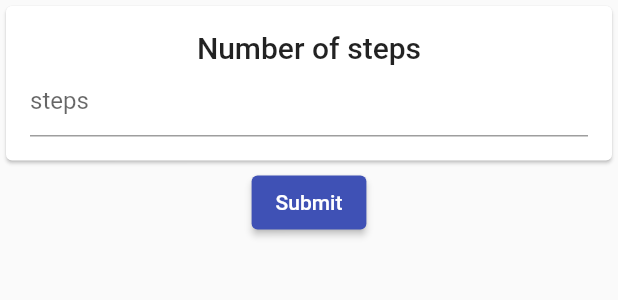
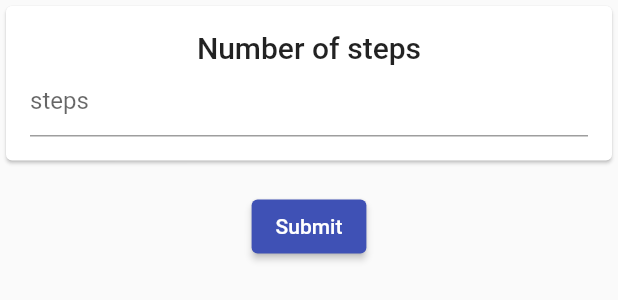
Before and after one commit to metralab/metralab-app, a Flutter app: the DeflectionForm widget shown alone on an empty page, opened directly with empty values, on a phone screen of 412 x 824 dp. Shown: the top 300 px of the screen. Run offline on Flutter 3.47's test engine with Material 2 defaults, Android fonts, the phone set to English and light mode, and no system bars; our stand-ins replace easy_localization, flutter_riverpod; missing offline and left inert: flutter_sparkline, linalg.

Commit message:
Make padding consistent across widgets

```diff
--- a/lib/components/deflection_form.dart
+++ b/lib/components/deflection_form.dart
@@ -117,9 +117,12 @@ class _DeflectionFormState extends State<DeflectionForm> {
                 ),
               ),
             ),
-            ElevatedButton(
-              child: Text(tr('submit')),
-              onPressed: _submitInclinometersData,
+            Padding(
+              padding: const EdgeInsets.all(16.0),
+              child: ElevatedButton(
+                child: Text(tr('submit')),
+                onPressed: _submitInclinometersData,
+              ),
             ),
             if (deflection != null)
               DeflectionResultsCard(deflection, key: _resultsKey),
--- a/lib/components/deflection_results_card.dart
+++ b/lib/components/deflection_results_card.dart
@@ -11,7 +11,7 @@ class DeflectionResultsCard extends StatelessWidget {
   @override
   Widget build(BuildContext context) => Card(
         child: Padding(
-          padding: const EdgeInsets.all(8.0),
+          padding: const EdgeInsets.all(16.0),
           child: Column(
             children: [
               Text(toBeginningOfSentenceCase(tr('results')),
--- a/lib/components/item_details_view.dart
+++ b/lib/components/item_details_view.dart
@@ -15,7 +15,7 @@ class ItemDetailsView extends StatelessWidget {
         children: [
           Card(
             child: Padding(
-              padding: const EdgeInsets.all(8.0),
+              padding: const EdgeInsets.all(16.0),
               child: Text('${tr('creationDate')}: ${item.birth}'),
             ),
           ),
--- a/lib/screens/item_details.dart
+++ b/lib/screens/item_details.dart
@@ -13,7 +13,7 @@ class ItemDetailsScreen extends StatelessWidget {
   Widget build(BuildContext context) => Scaffold(
         appBar: AppBar(title: Text(tr('itemDetails'))),
         body: Padding(
-          padding: const EdgeInsets.all(8.0),
+          padding: const EdgeInsets.all(16.0),
           child: ItemDetailsView(item),
         ),
       );
--- a/lib/screens/new_measurement.dart
+++ b/lib/screens/new_measurement.dart
@@ -37,7 +37,7 @@ class _NewMeasurementScreenState extends State<NewMeasurementScreen> {
                         textAlign: TextAlign.start,
                       ),
                       Padding(
-                        padding: const EdgeInsets.symmetric(vertical: 8.0),
+                        padding: const EdgeInsets.symmetric(vertical: 16.0),
                         child: TextFormField(
                           keyboardType: const TextInputType.numberWithOptions(),
                           onChanged: (value) =>
```
Also changed, not shown: lib/components/input_data_card.dart (+5 -5 lines).
